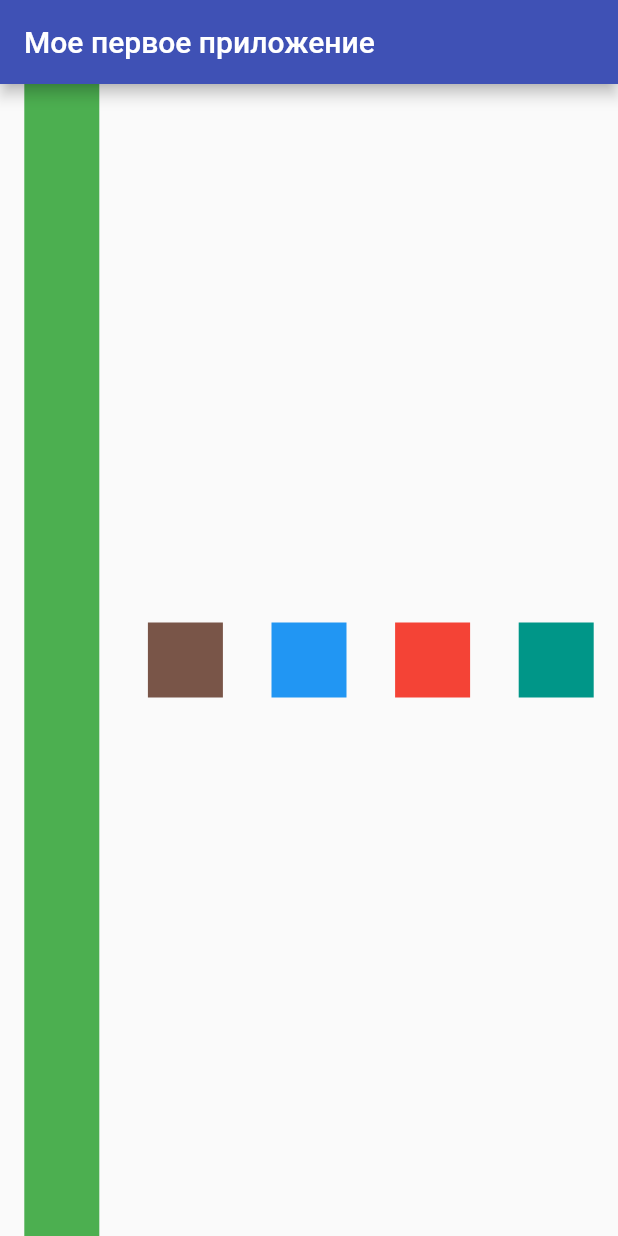
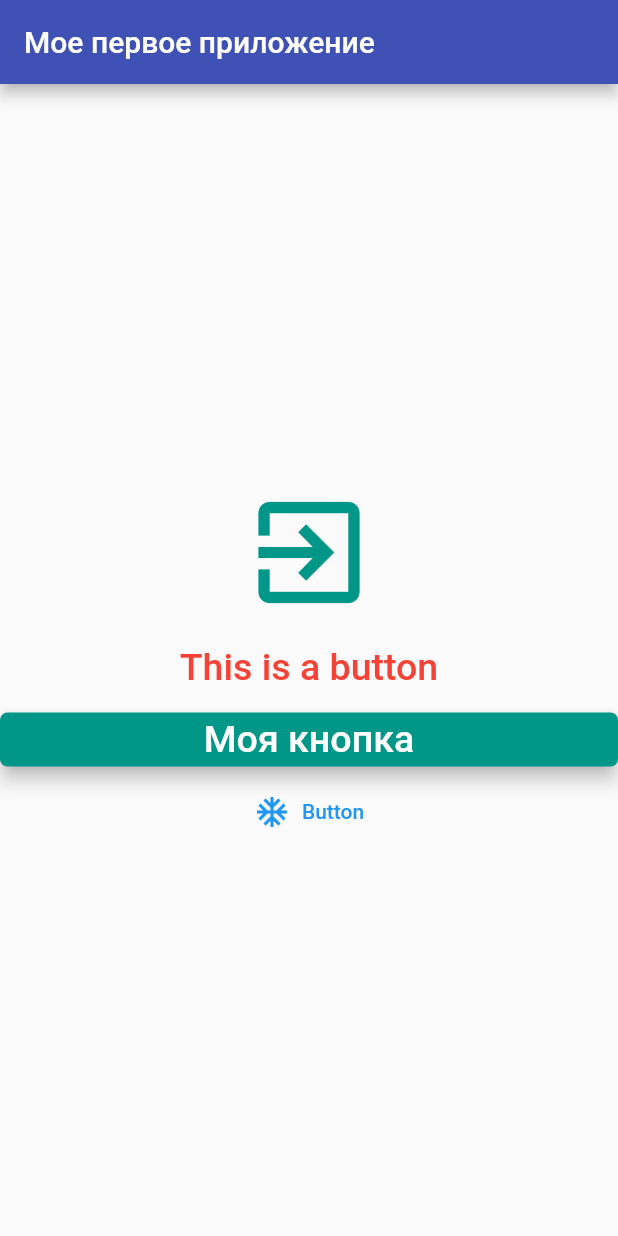
Before and after one commit to JMApps/my_test_app, a Flutter app: the screen it shows after launch, on a phone screen of 412 x 824 dp. Run offline on Flutter 3.47's test engine with Material 2 defaults, Android fonts, the phone set to English and light mode, and no system bars.

Commit message:
Added new lesson

```diff
--- a/lib/pages/main_page.dart
+++ b/lib/pages/main_page.dart
@@ -1,5 +1,4 @@
 import 'package:flutter/material.dart';
-import 'package:my_test_app/widgets/my_container.dart';
 
 class MainPage extends StatelessWidget {
   const MainPage({Key? key}) : super(key: key);
@@ -13,34 +12,55 @@ class MainPage extends StatelessWidget {
         title: Text('Мое первое приложение'),
         backgroundColor: Colors.indigo,
       ),
-      body: Row(
-        mainAxisAlignment: MainAxisAlignment.spaceAround,
-        crossAxisAlignment: CrossAxisAlignment.center,
+      body: Column(
+        mainAxisAlignment: MainAxisAlignment.center,
+        crossAxisAlignment: CrossAxisAlignment.stretch,
         children: [
-          Container(
-            width: 50,
-            height: double.infinity,
-            color: Colors.green,
+          IconButton(
+            iconSize: 90,
+            splashRadius: 50,
+            icon: Icon(
+              Icons.exit_to_app,
+              color: Colors.teal,
+            ),
+            onPressed: () {
+              // Логика обработки нажатия на кнопку
+            },
           ),
-          Container(
-            width: 50,
-            height: 50,
-            color: Colors.brown,
+          TextButton(
+            onPressed: () {
+              print('Коротки клик');
+            },
+            onLongPress: () {
+              print('Долгий клик');
+            },
+            child: Text(
+              'This is a button',
+              style: TextStyle(
+                color: Colors.red,
+                fontSize: 25,
+              ),
+            ),
           ),
-          Container(
-            width: 50,
-            height: 50,
-            color: Colors.blue,
+          MaterialButton(
+            onPressed: () {},
+            color: Colors.teal,
+            elevation: 5,
+            shape: RoundedRectangleBorder(
+              borderRadius: BorderRadius.circular(5),
+            ),
+            child: Text(
+              'Моя кнопка',
+              style: TextStyle(
+                color: Colors.white,
+                fontSize: 25,
+              ),
+            ),
           ),
-          Container(
-            width: 50,
-            height: 50,
-            color: Colors.red,
-          ),
-          Container(
-            width: 50,
-            height: 50,
-            color: Colors.teal,
+          TextButton.icon(
+            onPressed: () {},
+            icon: Icon(Icons.ac_unit_outlined),
+            label: Text('Button'),
           ),
         ],
       ),
```
Also changed, not shown: lib/widgets/my_row.dart (added, +40 -0 lines).
